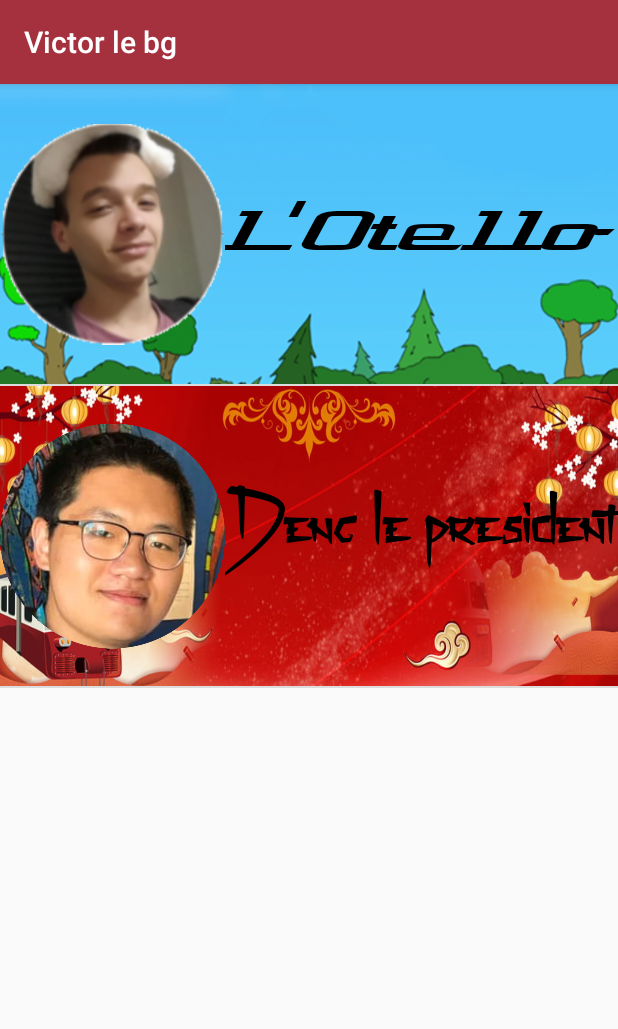
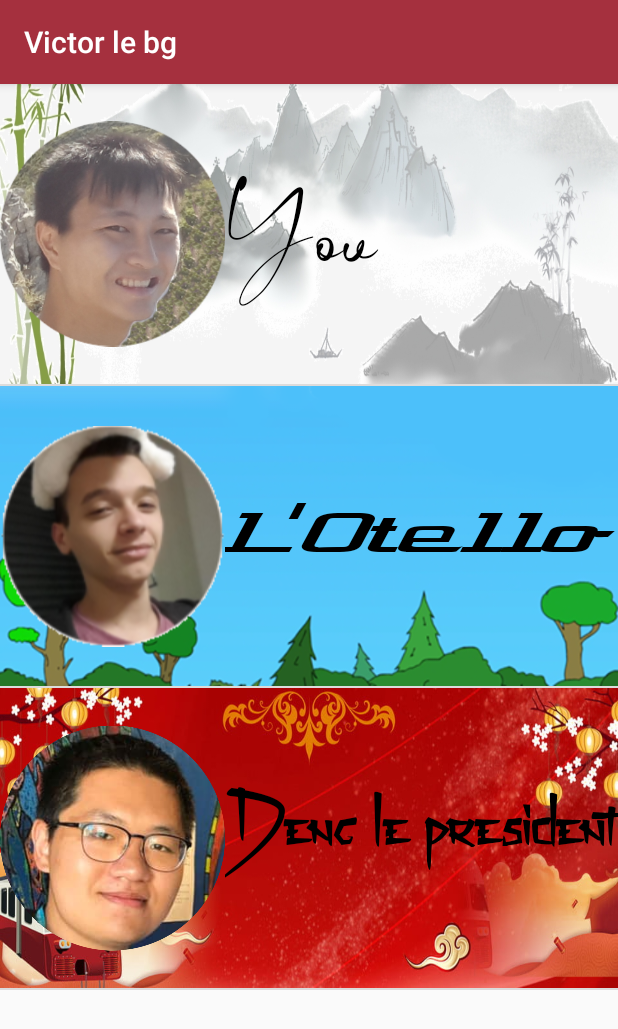
Before and after one commit to Batoch/androidyouyou, an Android app: the screen it shows after launch (CatalogActivity), on a phone screen of 412 x 824 dp. Shown: the top 1029 px of the screen. Run offline under Robolectric (Android 15) with nearby library versions, the phone set to English and light mode, and no system bars.

Commit message:
[GUI] adding you element

```diff
--- a/app/src/main/java/com/plaisir/victor/CatalogActivity.kt
+++ b/app/src/main/java/com/plaisir/victor/CatalogActivity.kt
@@ -19,7 +19,8 @@
         super.onCreate(savedInstanceState)
         setContentView(R.layout.activity_catalog)
 
-        idols.add(IdolModel(1, "L'Otello", R.drawable.idol_background, R.drawable.otello_lapin, 0, 22, "wideg", 36F, "YouActivity"))
+        idols.add(IdolModel(0, "You", R.drawable.background_china2, R.drawable.ic_you, 2, 22, "MistyGold", 60F, "YouActivity"))
+        idols.add(IdolModel(1, "L'Otello", R.drawable.idol_background, R.drawable.otello_lapin, 0, 22, "wideg", 36F, "OtelloActivity"))
         idols.add(IdolModel(2, "Deng le president", R.drawable.background_china, R.drawable.deng, 0, 25, "zenzai", 38F, "DengActivity"))
 
         this.rcvIdols = findViewById(R.id.a_catalog)
```
Also changed, not shown: app/src/main/java/com/plaisir/victor/OtelloActivity.kt (added, +11 -0 lines), app/src/main/res/layout/activity_otello.xml (added, +9 -0 lines), app/src/main/assets/font/MistyGold.ttf (added), app/src/main/res/drawable/background_china2.jpg (added), app/src/main/res/drawable/ic_you.png (added).
